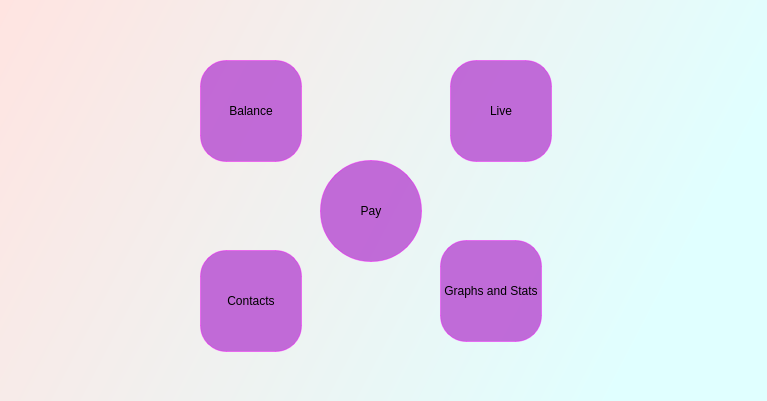
The window that frontend_workspace/mainwindow.ui (BXPlus/XCoin) describes before a commit, drawn with Qt 5.
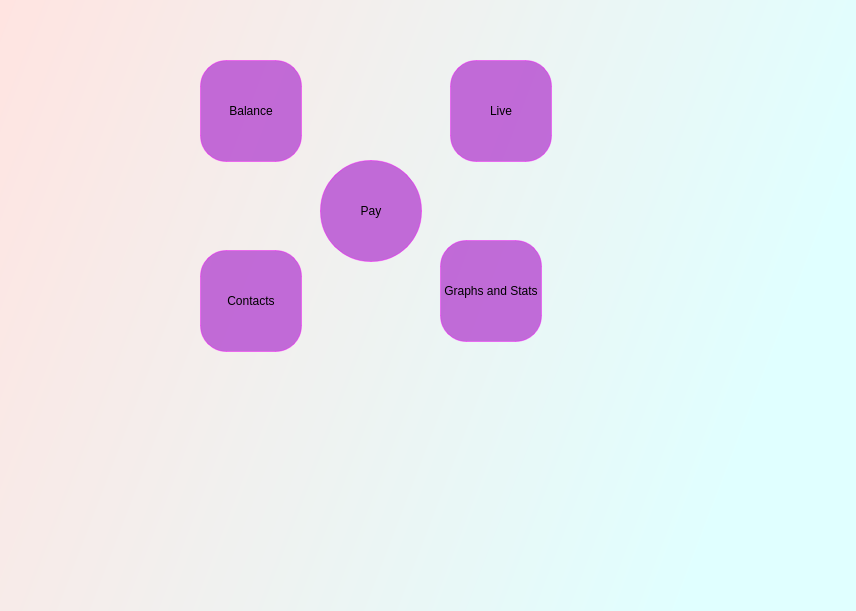
The same window after the commit.

```diff
--- a/frontend_workspace/mainwindow.ui
+++ b/frontend_workspace/mainwindow.ui
@@ -6,8 +6,8 @@
    <rect>
     <x>0</x>
     <y>0</y>
-    <width>767</width>
-    <height>401</height>
+    <width>856</width>
+    <height>611</height>
    </rect>
   </property>
   <property name="windowTitle">
```
Left out of the diff: 2 changed lines with no effect on the pictures.
